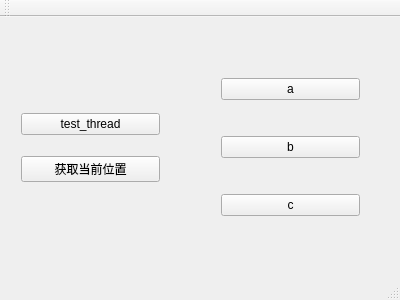
This is tifferpelode.ui in TifferPelode/tiffer_ros_gui as Qt 5 draws it before an edit. The edited form follows.
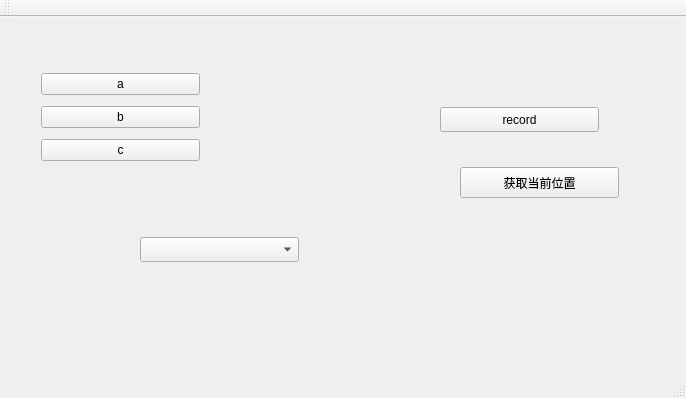
This is the edited form.

```diff
--- a/tifferpelode.ui
+++ b/tifferpelode.ui
@@ -6,50 +6,60 @@
    <rect>
     <x>0</x>
     <y>0</y>
-    <width>400</width>
-    <height>300</height>
+    <width>686</width>
+    <height>398</height>
    </rect>
   </property>
   <property name="windowTitle">
    <string>TifferPelode</string>
   </property>
   <widget class="QWidget" name="centralWidget">
+   <widget class="QPushButton" name="testButton">
+    <property name="geometry">
+     <rect>
+      <x>440</x>
+      <y>90</y>
+      <width>159</width>
+      <height>25</height>
+     </rect>
+    </property>
+    <property name="text">
+     <string>record</string>
+    </property>
+   </widget>
+   <widget class="QPushButton" name="getCLocation">
+    <property name="geometry">
+     <rect>
+      <x>460</x>
+      <y>150</y>
+      <width>159</width>
+      <height>31</height>
+     </rect>
+    </property>
+    <property name="text">
+     <string>获取当前位置</string>
+    </property>
+   </widget>
+   <widget class="QComboBox" name="locationName">
+    <property name="geometry">
+     <rect>
+      <x>140</x>
+      <y>220</y>
+      <width>159</width>
+      <height>25</height>
+     </rect>
+    </property>
+   </widget>
    <widget class="QWidget" name="verticalLayoutWidget">
     <property name="geometry">
      <rect>
-      <x>10</x>
-      <y>70</y>
-      <width>161</width>
+      <x>30</x>
+      <y>40</y>
+      <width>181</width>
       <height>121</height>
      </rect>
     </property>
     <layout class="QVBoxLayout" name="verticalLayout">
-     <item>
-      <widget class="QPushButton" name="testButton">
-       <property name="text">
-        <string>test_thread</string>
-       </property>
-      </widget>
-     </item>
-     <item>
-      <widget class="QPushButton" name="getCLocation">
-       <property name="text">
-        <string>获取当前位置</string>
-       </property>
-      </widget>
-     </item>
-    </layout>
-   </widget>
-   <widget class="QWidget" name="verticalLayoutWidget_2">
-    <property name="geometry">
-     <rect>
-      <x>210</x>
-      <y>20</y>
-      <width>161</width>
-      <height>221</height>
-     </rect>
-    </property>
-    <layout class="QVBoxLayout" name="verticalLayout_2">
      <item>
       <widget class="QPushButton" name="pb1">
        <property name="text">
```
Left out of the diff: 3 changed lines with no effect on the pictures.
